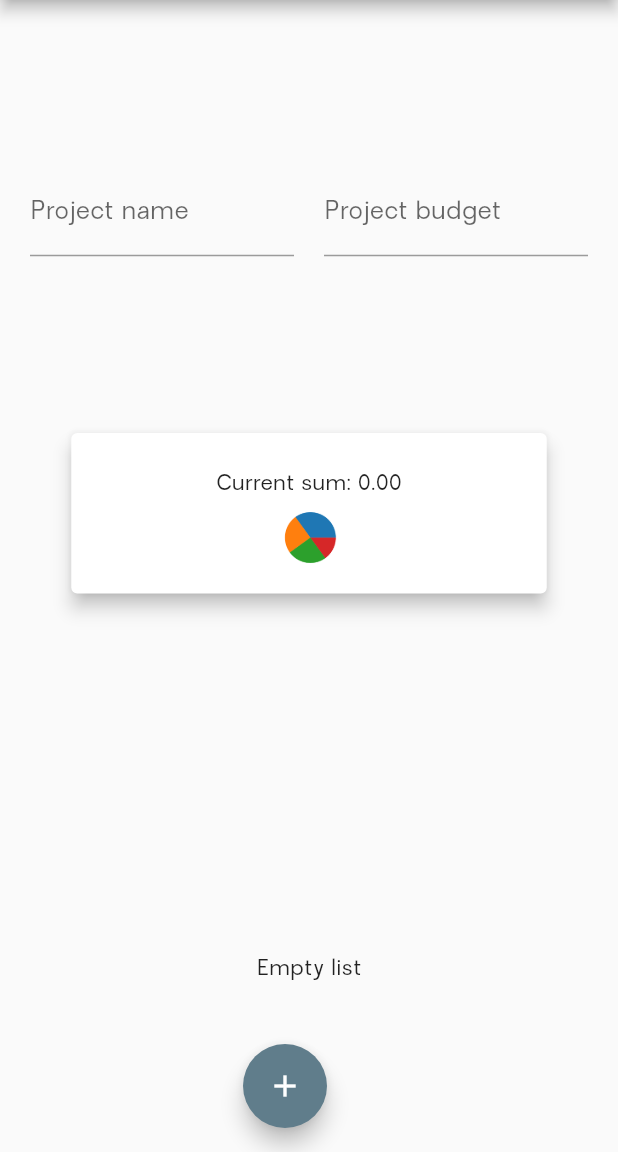
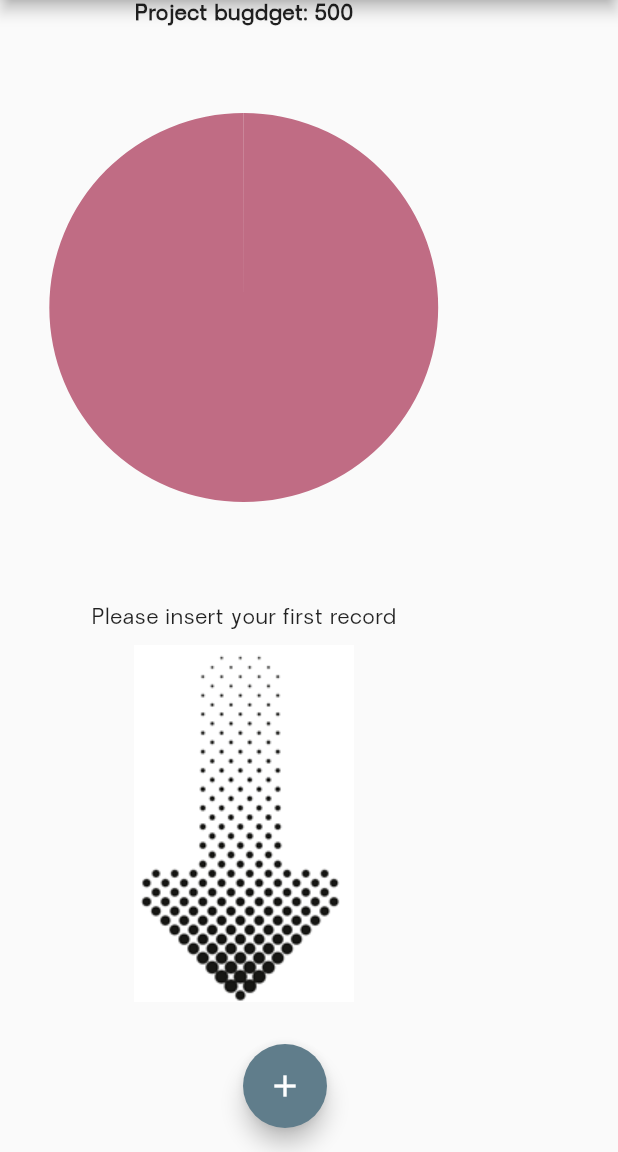
Before and after one commit to dukpio/bussines-tracker-travel, a Flutter app: the screen it shows after launch, on a phone screen of 412 x 824 dp, the part 84-1236 px from its top. Run offline on Flutter 3.47's test engine with Material 2 defaults, Android fonts, the phone set to English and light mode, and no system bars; our stand-ins replace syncfusion_flutter_charts.

Commit message:
BTT-007: New chart implemented. Dialog box modified.

```diff
--- a/lib/chart.dart
+++ b/lib/chart.dart
@@ -1,5 +1,12 @@
 import 'package:flutter/material.dart';
 import 'package:intl/intl.dart';
+import 'package:syncfusion_flutter_charts/charts.dart';
+
+class ChartData {
+  ChartData(this.x, this.y);
+  final String x;
+  final double y;
+}
 
 class Chart extends StatelessWidget {
   final double sum;
@@ -8,23 +15,31 @@ class Chart extends StatelessWidget {
 
   @override
   Widget build(BuildContext context) {
+    final List<ChartData> chartData = [
+      ChartData('Amount used', sum),
+      ChartData('Amount to be used', 500 - sum),
+    ];
     return SizedBox(
       width: 325,
       height: 115,
-      child: Card(
-        elevation: 5,
-        child: Column(
-          children: [
-            SizedBox(
-              height: 25,
-            ),
-            Text('Current sum: ' + sum.toStringAsFixed(2)),
-            SizedBox(
-                width: 55,
-                height: 55,
-                child: Image.asset('images/random.png', fit: BoxFit.cover)),
-          ],
-        ),
+      child: Column(
+        children: [
+          Text(
+            'Project bugdget: 500',
+            style: TextStyle(fontWeight: FontWeight.bold),
+          ),
+          Expanded(
+            child: SfCircularChart(series: <CircularSeries>[
+              PieSeries<ChartData, String>(
+                  dataSource: chartData,
+                  xValueMapper: (ChartData data, _) => data.x,
+                  yValueMapper: (ChartData data, _) => data.y,
+                  explode: true,
+                  explodeIndex: 1,
+                  radius: '85%')
+            ]),
+          )
+        ],
       ),
     );
   }
--- a/lib/main.dart
+++ b/lib/main.dart
@@ -58,6 +58,8 @@ class _MyHomePageState extends State<MyHomePage> {
       context: context,
       builder: (BuildContext) {
         return GestureDetector(
+          onTap: () {},
+          behavior: HitTestBehavior.opaque,
           child: NewRecord(addNewRecord),
         );
       },
@@ -128,41 +130,23 @@ class _MyHomePageState extends State<MyHomePage> {
           SizedBox(
             width: 75,
           ),
-          Row(
-            children: [
-              SizedBox(
-                width: 20,
-              ),
-              Expanded(
-                flex: 1,
-                child: TextField(
-                  decoration: InputDecoration(labelText: 'Project name'),
-                  controller: null,
-                  onSubmitted: null,
-                ),
-              ),
-              SizedBox(
-                width: 20,
-              ),
-              Expanded(
-                child: TextField(
-                  decoration: InputDecoration(labelText: 'Project budget'),
-                  controller: null,
-                  onSubmitted: null,
-                ),
-              ),
-              SizedBox(
-                width: 20,
-              ),
-            ],
-          ),
-          Chart(amountSum()),
+          Flexible(fit: FlexFit.tight, child: Chart(amountSum())),
           SizedBox(
             height: 10,
           ),
           records.isEmpty
               ? Column(
-                  children: [Text('Empty list')],
+                  mainAxisAlignment: MainAxisAlignment.center,
+                  children: [
+                    Text('Please insert your first record'),
+                    SizedBox(
+                      height: 10,
+                    ),
+                    Image.asset('images/arrow.png', fit: BoxFit.cover),
+                    SizedBox(
+                      height: 100,
+                    )
+                  ],
                 )
               : SingleChildScrollView(child: ListofRecords(records)),
           SizedBox(
--- a/lib/new_record.dart
+++ b/lib/new_record.dart
@@ -78,26 +78,25 @@ class _NewRecordState extends State<NewRecord> {
               ElevatedButton(
                   onPressed: presentDate,
                   child: Text(elevatedDateSelectionButton())),
+              Row(
+                mainAxisAlignment: MainAxisAlignment.end,
+                children: [
+                  TextButton(
+                    onPressed: () {
+                      _saveData();
+                    },
+                    child: const Text('Submit'),
+                  ),
+                  TextButton(
+                    onPressed: () {
+                      Navigator.pop(context);
+                    },
+                    child: const Text('Cancel'),
+                  ),
+                ],
+              ),
             ]),
       ),
     );
   }
 }
-
-// Dialog(
-//               child: Padding(
-//                 padding: const EdgeInsets.all(8.0),
-//                 child: Column(
-//                   mainAxisSize: MainAxisSize.min,
-//                   mainAxisAlignment: MainAxisAlignment.center,
-//                   children: <Widget>[
-//                     const Text('This is a typical dialog.'),
-//                     const SizedBox(height: 15),
-//                     TextButton(
-//                       onPressed: () {
-//                         Navigator.pop(context);
-//                       },
-//                       child: const Text('Close'),
-//                     ),
-//                   ],
-//                 ),
--- a/pubspec.yaml
+++ b/pubspec.yaml
@@ -40,6 +40,7 @@ dependencies:
   cupertino_icons: ^1.0.2
 
 dev_dependencies:
+  syncfusion_flutter_charts: ^20.4.44
   flutter_test:
     sdk: flutter
   intl: ^0.17.0
@@ -64,7 +65,7 @@ flutter:
   # To add assets to your application, add an assets section, like this:
   assets:
      - images/random.png
-  #   - images/a_dot_ham.jpeg
+     - images/arrow.png
 
   # An image asset can refer to one or more resolution-specific "variants", see
   # https://flutter.dev/assets-and-images/#resolution-aware
```
Also changed, not shown: images/arrow.png (added), images/start.jpg (added).
